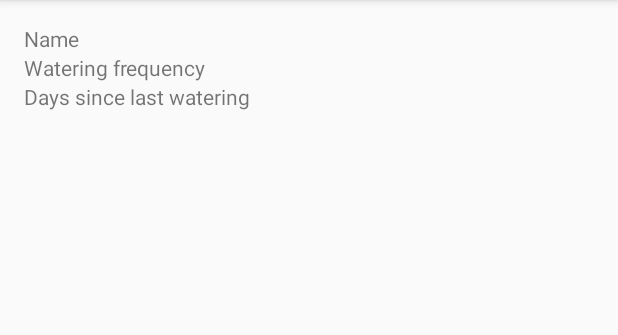
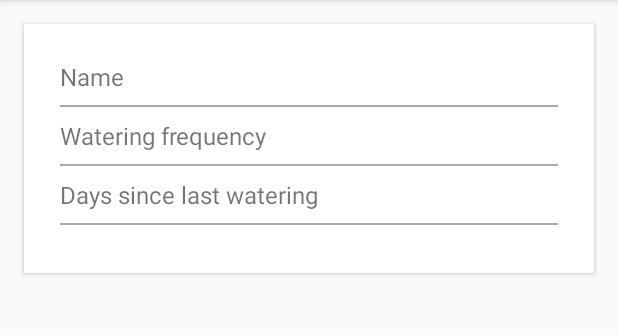
Before and after one commit to antcho/PlantWateringReminder, an Android app: the PlantFormActivity screen opened directly, with no data from a screen before it, on a phone screen of 412 x 824 dp, the part 84-419 px from its top. Run offline under Robolectric (Android 15) with nearby library versions, the phone set to English and light mode, and no system bars; 2 statements that could not run were skipped.

Commit message:
some change

```diff
--- a/app/src/main/AndroidManifest.xml
+++ b/app/src/main/AndroidManifest.xml
@@ -19,7 +19,13 @@
                 <category android:name="android.intent.category.LAUNCHER" />
             </intent-filter>
         </activity>
-        <activity android:name=".activities.PlantFormActivity"></activity>
+
+        <activity android:name=".activities.PlantFormActivity">
+            <meta-data
+                android:name="android.support.PARENT_ACTIVITY"
+                android:value="fr.lille1.raingeval.plantwateringreminder.activities.MainActivity" />
+
+        </activity>
     </application>
 
 </manifest>
--- a/app/src/main/java/fr/lille1/raingeval/plantwateringreminder/activities/PlantFormActivity.java
+++ b/app/src/main/java/fr/lille1/raingeval/plantwateringreminder/activities/PlantFormActivity.java
@@ -1,6 +1,7 @@
 package fr.lille1.raingeval.plantwateringreminder.activities;
 
 import android.content.Intent;
+import android.support.v7.app.ActionBar;
 import android.support.v7.app.AppCompatActivity;
 import android.os.Bundle;
 import android.view.View;
@@ -44,6 +45,9 @@ public class PlantFormActivity extends AppCompatActivity {
     protected void onCreate(Bundle savedInstanceState) {
         super.onCreate(savedInstanceState);
         setContentView(R.layout.activity_plant_form);
+
+        ActionBar actionBar = getSupportActionBar();
+        actionBar.setHomeButtonEnabled(true);
 
         intent = getIntent();
         DaoSession daoSession = ((App) getApplication()).getDaoSession();
--- a/app/src/main/java/fr/lille1/raingeval/plantwateringreminder/adapters/PlantsAdapter.java
+++ b/app/src/main/java/fr/lille1/raingeval/plantwateringreminder/adapters/PlantsAdapter.java
@@ -95,11 +95,11 @@ public class PlantsAdapter extends RecyclerView.Adapter<PlantsAdapter.PlantViewH
         int daysSinceLastWatering = plant.getDaysSinceLastWatering();
         int frequency = plant.getWateringFrequency();
         if (daysSinceLastWatering < frequency - 1){
-            itemView.setBackgroundColor(Color.GREEN);
+            itemView.setBackgroundColor(Color.parseColor("#8BC34A"));
         } else if (daysSinceLastWatering > frequency) {
-            itemView.setBackgroundColor(Color.RED);
+            itemView.setBackgroundColor(Color.parseColor("#FF5722"));
         } else {
-            itemView.setBackgroundColor(Color.YELLOW);
+            itemView.setBackgroundColor(Color.parseColor("#FF9800"));
         }
 
 
--- a/app/src/main/res/layout/activity_plant_form.xml
+++ b/app/src/main/res/layout/activity_plant_form.xml
@@ -1,52 +1,137 @@
 <?xml version="1.0" encoding="utf-8"?>
-<RelativeLayout xmlns:android="http://schemas.android.com/apk/res/android"
+<LinearLayout xmlns:android="http://schemas.android.com/apk/res/android"
     xmlns:tools="http://schemas.android.com/tools"
     android:id="@+id/activity_plant_form"
     android:layout_width="match_parent"
-    android:layout_height="match_parent"
-    android:paddingBottom="@dimen/activity_vertical_margin"
-    android:paddingLeft="@dimen/activity_horizontal_margin"
-    android:paddingRight="@dimen/activity_horizontal_margin"
-    android:paddingTop="@dimen/activity_vertical_margin"
+    android:layout_height="wrap_content"
+    android:layout_margin="16dp"
+    android:padding="16dp"
+    android:orientation="vertical"
+    android:background="@color/white"
+    android:elevation="2dp"
     tools:context="fr.lille1.raingeval.plantwateringreminder.activities.PlantFormActivity">
 
-    <TableLayout
-        android:layout_width="wrap_content"
-        android:layout_height="wrap_content">
+    <LinearLayout
+        android:layout_width="match_parent"
+        android:layout_height="wrap_content"
+        android:orientation="horizontal">
 
-        <TableRow>
         <TextView
-                android:text="Name"/>
+            android:layout_width="match_parent"
+            android:layout_height="wrap_content"
+            android:layout_weight="0.4"
+            android:padding="8dp"
+            android:text="Name"
+            android:textSize="16sp"/>
+
         <EditText
+            android:layout_width="match_parent"
+            android:layout_height="wrap_content"
+            android:layout_weight="0.6"
+            android:maxLines="1"
+            android:padding="8dp"
             android:id="@+id/nameForm"
+            android:textSize="16sp"
             android:visibility="gone"/>
+
         <TextView
+            android:layout_width="match_parent"
+            android:layout_height="wrap_content"
+            android:layout_weight="0.6"
             android:id="@+id/nameView"
-                android:visibility="gone"/>
-        </TableRow>
+            android:padding="8dp"
+            android:visibility="gone"
+            android:textSize="16sp"/>
 
-        <TableRow>
+    </LinearLayout>
+
+    <View
+        android:layout_width="match_parent"
+        android:layout_height="1dp"
+        android:background="@color/color_hr"
+        android:layout_marginLeft="8dp"
+        android:layout_marginRight="8dp"/>
+
+    <LinearLayout
+        android:layout_width="match_parent"
+        android:layout_height="wrap_content"
+        android:orientation="horizontal">
+
         <TextView
+            android:layout_width="match_parent"
+            android:layout_height="wrap_content"
+            android:layout_weight="0.4"
+            android:padding="8dp"
+            android:textSize="16sp"
             android:text="Watering frequency"/>
+
         <EditText
+            android:layout_width="match_parent"
+            android:layout_height="wrap_content"
+            android:layout_weight="0.6"
+            android:maxLines="1"
+            android:inputType="number"
+            android:padding="8dp"
+            android:textSize="16sp"
             android:id="@+id/frequencyForm"
             android:visibility="gone"/>
+
         <TextView
+            android:layout_width="match_parent"
+            android:layout_height="wrap_content"
+            android:layout_weight="0.6"
+            android:padding="8dp"
+            android:textSize="16sp"
             android:id="@+id/frequencyView"
             android:visibility="gone"/>
-        </TableRow>
 
-        <TableRow>
+    </LinearLayout>
+
+    <View
+        android:layout_width="match_parent"
+        android:layout_height="1dp"
+        android:background="@color/color_hr"
+        android:layout_marginLeft="8dp"
+        android:layout_marginRight="8dp"/>
+
+    <LinearLayout
+        android:layout_width="match_parent"
+        android:layout_height="wrap_content"
+        android:orientation="horizontal">
+
         <TextView
+            android:layout_width="match_parent"
+            android:layout_height="wrap_content"
+            android:padding="8dp"
+            android:layout_weight="0.4"
+            android:textSize="16sp"
             android:text="Days since last watering"
             android:id="@+id/daysLabel"/>
+
         <TextView
+            android:layout_width="match_parent"
+            android:layout_height="wrap_content"
+            android:layout_weight="0.6"
+            android:textSize="16sp"
+            android:padding="8dp"
             android:id="@+id/daysView"
             android:visibility="gone"/>
-        </TableRow>
 
+    </LinearLayout>
 
-        <TableRow>
+    <View
+        android:layout_width="match_parent"
+        android:layout_height="1dp"
+        android:background="@color/color_hr"
+        android:layout_marginLeft="8dp"
+        android:layout_marginRight="8dp"/>
+
+    <LinearLayout
+        android:layout_width="match_parent"
+        android:layout_height="wrap_content"
+        android:orientation="horizontal"
+        android:layout_marginTop="16dp">
+
         <Button
             android:layout_width="wrap_content"
             android:layout_height="wrap_content"
@@ -77,9 +162,6 @@
             android:text="Cancel"
             android:id="@+id/cancelButton"
             android:visibility="gone"/>
-        </TableRow>
 
-    </TableLayout>
-
-
-</RelativeLayout>
+    </LinearLayout>
+</LinearLayout>
--- a/app/src/main/res/layout/content_main.xml
+++ b/app/src/main/res/layout/content_main.xml
@@ -16,6 +16,7 @@
     <android.support.v7.widget.RecyclerView
         android:id="@+id/recyclerViewPlants"
         android:layout_width="match_parent"
+        android:background="@color/white"
         android:layout_height="match_parent"
         android:scrollbars="vertical"/>
 
--- a/app/src/main/res/layout/item_plant.xml
+++ b/app/src/main/res/layout/item_plant.xml
@@ -1,17 +1,38 @@
 <?xml version="1.0" encoding="utf-8"?>
 <LinearLayout xmlns:android="http://schemas.android.com/apk/res/android"
-    android:orientation="vertical" android:layout_width="match_parent"
+    android:orientation="horizontal"
+    android:layout_width="match_parent"
     android:layout_height="wrap_content"
     android:padding="16dp">
+
+    <ImageView
+        android:layout_width="48dp"
+        android:layout_height="48dp"
+        android:src="@drawable/plant"/>
+
+    <LinearLayout
+        android:layout_width="match_parent"
+        android:layout_height="match_parent"
+        android:orientation="vertical"
+        android:layout_marginLeft="16dp">
 
         <TextView
             android:id="@+id/textViewPlantName"
             android:layout_width="match_parent"
+            android:textColor="#000"
+            android:text="Nom"
+            android:textSize="18sp"
             android:layout_height="wrap_content" />
 
         <TextView
             android:id="@+id/textViewPlantWateringFrequency"
             android:layout_width="match_parent"
+            android:textColor="#444"
+            android:text="Day remaining"
+            android:textSize="16sp"
             android:layout_height="wrap_content" />
+    </LinearLayout>
+
+
 
 </LinearLayout>
--- /dev/null
+++ b/app/src/main/res/values-v21/colors.xml
@@ -0,0 +1,4 @@
+<?xml version="1.0" encoding="utf-8"?>
+<resources>
+    <color name="white">#FFF</color>
+</resources>
--- /dev/null
+++ b/app/src/main/res/values-w820dp/colors.xml
@@ -0,0 +1,4 @@
+<?xml version="1.0" encoding="utf-8"?>
+<resources>
+    <color name="white">#FFF</color>
+</resources>
--- a/app/src/main/res/values/colors.xml
+++ b/app/src/main/res/values/colors.xml
@@ -3,4 +3,6 @@
     <color name="colorPrimary">#3F51B5</color>
     <color name="colorPrimaryDark">#303F9F</color>
     <color name="colorAccent">#FF4081</color>
+    <color name="white">#FFF</color>
+    <color name="color_hr">#AAA</color>
 </resources>
```
Also changed, not shown: app/src/main/res/drawable/plant.jpg (added). Lines whose indentation alone changed are shown as unchanged.
